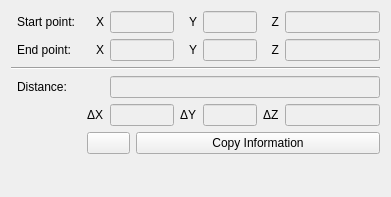
This is SIM-VICUS/src/SVMeasurementWidget.ui in ghorwin/SIM-VICUS as Qt 5 draws it before an edit. The edited form follows.
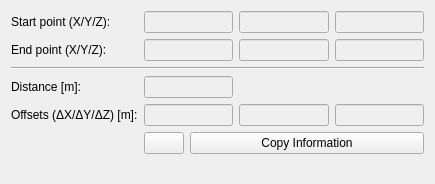
This is the edited form. Custom widgets are drawn as their Qt base class.

Commit message: Code review measurement feature

```diff
--- a/SIM-VICUS/src/SVMeasurementWidget.ui
+++ b/SIM-VICUS/src/SVMeasurementWidget.ui
@@ -9,225 +9,149 @@
    <rect>
     <x>0</x>
     <y>0</y>
-    <width>391</width>
-    <height>197</height>
+    <width>435</width>
+    <height>184</height>
    </rect>
   </property>
-  <property name="sizePolicy">
-   <sizepolicy hsizetype="Fixed" vsizetype="Fixed">
-    <horstretch>0</horstretch>
-    <verstretch>0</verstretch>
-   </sizepolicy>
-  </property>
   <property name="windowTitle">
    <string>Distance</string>
   </property>
   <layout class="QGridLayout" name="gridLayout">
-   <item row="1" column="1">
-    <widget class="QLabel" name="labelStartPoint_2">
+   <item row="0" column="0">
+    <widget class="QLabel" name="labelStartPoint">
      <property name="text">
-      <string>End point:</string>
+      <string>Start point (X/Y/Z):</string>
      </property>
     </widget>
    </item>
-   <item row="0" column="14">
-    <widget class="QLabel" name="labelStartZ">
-     <property name="text">
-      <string>Z</string>
-     </property>
-     <property name="alignment">
-      <set>Qt::AlignRight|Qt::AlignTrailing|Qt::AlignVCenter</set>
-     </property>
-    </widget>
-   </item>
-   <item row="9" column="5">
-    <spacer name="verticalSpacer">
-     <property name="orientation">
-      <enum>Qt::Vertical</enum>
-     </property>
-     <property name="sizeHint" stdset="0">
-      <size>
-       <width>20</width>
-       <height>40</height>
-      </size>
-     </property>
-    </spacer>
-   </item>
-   <item row="0" column="5" colspan="4">
+   <item row="0" column="1">
     <widget class="QLineEdit" name="lineEditStartX">
      <property name="enabled">
       <bool>false</bool>
      </property>
     </widget>
    </item>
-   <item row="1" column="15">
-    <widget class="QLineEdit" name="lineEditEndZ">
+   <item row="0" column="2">
+    <widget class="QLineEdit" name="lineEditStartY">
      <property name="enabled">
       <bool>false</bool>
      </property>
     </widget>
    </item>
-   <item row="1" column="2" colspan="3">
-    <widget class="QLabel" name="labelStartX_2">
-     <property name="text">
-      <string>X</string>
-     </property>
-     <property name="alignment">
-      <set>Qt::AlignRight|Qt::AlignTrailing|Qt::AlignVCenter</set>
-     </property>
-    </widget>
-   </item>
-   <item row="0" column="15">
+   <item row="0" column="3">
     <widget class="QLineEdit" name="lineEditStartZ">
      <property name="enabled">
       <bool>false</bool>
      </property>
     </widget>
    </item>
-   <item row="7" column="10" colspan="4">
-    <widget class="QLineEdit" name="lineEditDistY">
-     <property name="enabled">
-      <bool>false</bool>
+   <item row="1" column="0">
+    <widget class="QLabel" name="labelStartPoint_2">
+     <property name="text">
+      <string>End point (X/Y/Z):</string>
      </property>
     </widget>
    </item>
-   <item row="7" column="15">
-    <widget class="QLineEdit" name="lineEditDistZ">
+   <item row="1" column="1">
+    <widget class="QLineEdit" name="lineEditEndX">
      <property name="enabled">
       <bool>false</bool>
      </property>
     </widget>
    </item>
-   <item row="1" column="10" colspan="4">
+   <item row="1" column="2">
     <widget class="QLineEdit" name="lineEditEndY">
      <property name="enabled">
       <bool>false</bool>
      </property>
     </widget>
    </item>
-   <item row="3" column="0" rowspan="2" colspan="16">
+   <item row="1" column="3">
+    <widget class="QLineEdit" name="lineEditEndZ">
+     <property name="enabled">
+      <bool>false</bool>
+     </property>
+    </widget>
+   </item>
+   <item row="2" column="0" colspan="4">
     <widget class="Line" name="line">
      <property name="orientation">
       <enum>Qt::Horizontal</enum>
      </property>
     </widget>
    </item>
-   <item row="1" column="5" colspan="4">
-    <widget class="QLineEdit" name="lineEditEndX">
-     <property name="enabled">
-      <bool>false</bool>
-     </property>
-    </widget>
-   </item>
-   <item row="0" column="1">
-    <widget class="QLabel" name="labelStartPoint">
-     <property name="text">
-      <string>Start point:</string>
-     </property>
-    </widget>
-   </item>
-   <item row="7" column="5" colspan="4">
-    <widget class="QLineEdit" name="lineEditDistX">
-     <property name="enabled">
-      <bool>false</bool>
-     </property>
-    </widget>
-   </item>
-   <item row="7" column="3" colspan="2">
-    <widget class="QLabel" name="labelDIstX">
-     <property name="text">
-      <string>ΔX</string>
-     </property>
-    </widget>
-   </item>
-   <item row="5" column="5" colspan="11">
-    <widget class="QLineEdit" name="lineEditDistance">
-     <property name="enabled">
-      <bool>false</bool>
-     </property>
-    </widget>
-   </item>
-   <item row="1" column="14">
-    <widget class="QLabel" name="labelStartZ_2">
-     <property name="text">
-      <string>Z</string>
-     </property>
-     <property name="alignment">
-      <set>Qt::AlignRight|Qt::AlignTrailing|Qt::AlignVCenter</set>
-     </property>
-    </widget>
-   </item>
-   <item row="0" column="10" colspan="4">
-    <widget class="QLineEdit" name="lineEditStartY">
-     <property name="enabled">
-      <bool>false</bool>
-     </property>
-    </widget>
-   </item>
-   <item row="5" column="1">
+   <item row="3" column="0">
     <widget class="QLabel" name="label">
      <property name="text">
-      <string>Distance:</string>
+      <string>Distance [m]:</string>
      </property>
     </widget>
    </item>
-   <item row="7" column="14">
-    <widget class="QLabel" name="labelDIstZ">
-     <property name="text">
-      <string>ΔZ</string>
+   <item row="3" column="1">
+    <widget class="QLineEdit" name="lineEditDistance">
+     <property name="enabled">
+      <bool>false</bool>
      </property>
     </widget>
    </item>
-   <item row="7" column="9">
-    <widget class="QLabel" name="labelDIstY">
+   <item row="4" column="0">
+    <widget class="QLabel" name="label_2">
      <property name="text">
-      <string>ΔY</string>
+      <string>Offsets (ΔX/ΔY/ΔZ) [m]:</string>
      </property>
     </widget>
    </item>
-   <item row="1" column="9">
-    <widget class="QLabel" name="labelStartY_2">
-     <property name="text">
-      <string>Y</string>
+   <item row="4" column="1">
+    <widget class="QLineEdit" name="lineEditDistX">
+     <property name="enabled">
+      <bool>false</bool>
      </property>
-     <property name="alignment">
-      <set>Qt::AlignRight|Qt::AlignTrailing|Qt::AlignVCenter</set>
-     </property>
     </widget>
    </item>
-   <item row="0" column="9">
-    <widget class="QLabel" name="labelStartY">
-     <property name="text">
-      <string>Y</string>
+   <item row="4" column="2">
+    <widget class="QLineEdit" name="lineEditDistY">
+     <property name="enabled">
+      <bool>false</bool>
      </property>
-     <property name="alignment">
-      <set>Qt::AlignRight|Qt::AlignTrailing|Qt::AlignVCenter</set>
-     </property>
     </widget>
    </item>
-   <item row="0" column="2" colspan="3">
-    <widget class="QLabel" name="labelStartX">
-     <property name="text">
-      <string>X</string>
+   <item row="4" column="3">
+    <widget class="QLineEdit" name="lineEditDistZ">
+     <property name="enabled">
+      <bool>false</bool>
      </property>
-     <property name="alignment">
-      <set>Qt::AlignRight|Qt::AlignTrailing|Qt::AlignVCenter</set>
-     </property>
     </widget>
    </item>
-   <item row="8" column="3" colspan="3">
+   <item row="5" column="1" colspan="3">
+    <layout class="QHBoxLayout" name="horizontalLayout" stretch="0,1">
+     <item>
     <widget class="QtExt::ColorButton" name="pushButtonColor">
      <property name="text">
       <string/>
      </property>
     </widget>
    </item>
-   <item row="8" column="6" colspan="10">
+     <item>
     <widget class="QPushButton" name="pushButtonCopyInformation">
      <property name="text">
       <string>Copy Information</string>
      </property>
     </widget>
+     </item>
+    </layout>
+   </item>
+   <item row="6" column="2">
+    <spacer name="verticalSpacer">
+     <property name="orientation">
+      <enum>Qt::Vertical</enum>
+     </property>
+     <property name="sizeHint" stdset="0">
+      <size>
+       <width>20</width>
+       <height>0</height>
+      </size>
+     </property>
+    </spacer>
    </item>
   </layout>
  </widget>
```
Lines whose indentation alone changed are shown as unchanged. The commit also changes 6 other files.
